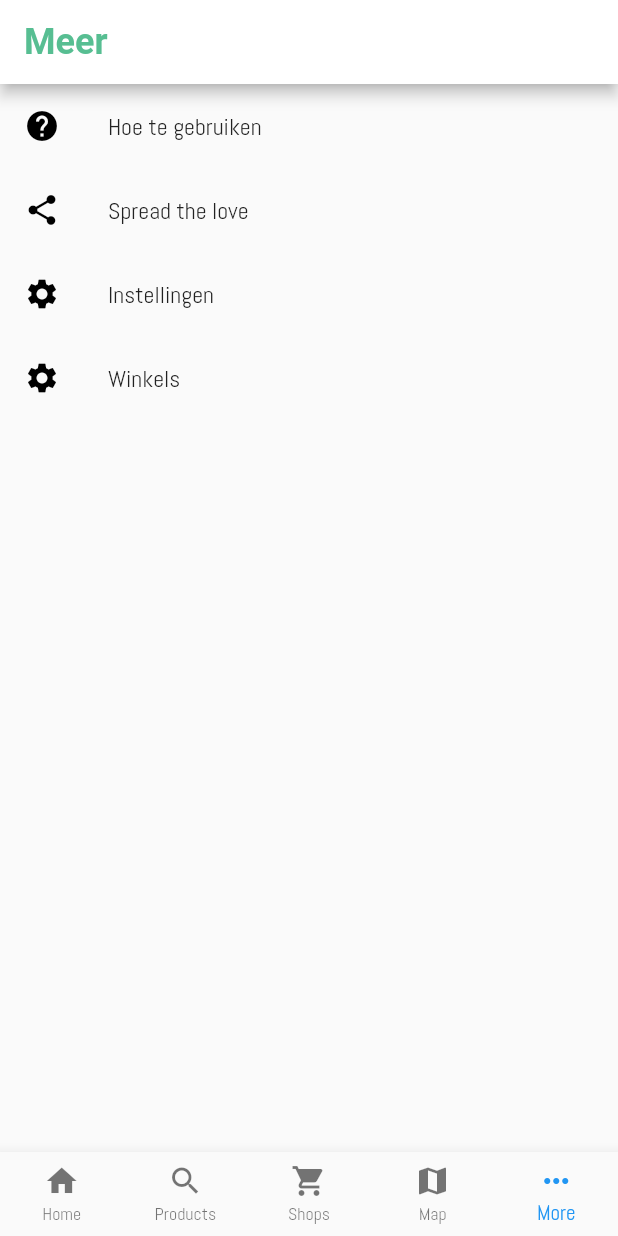
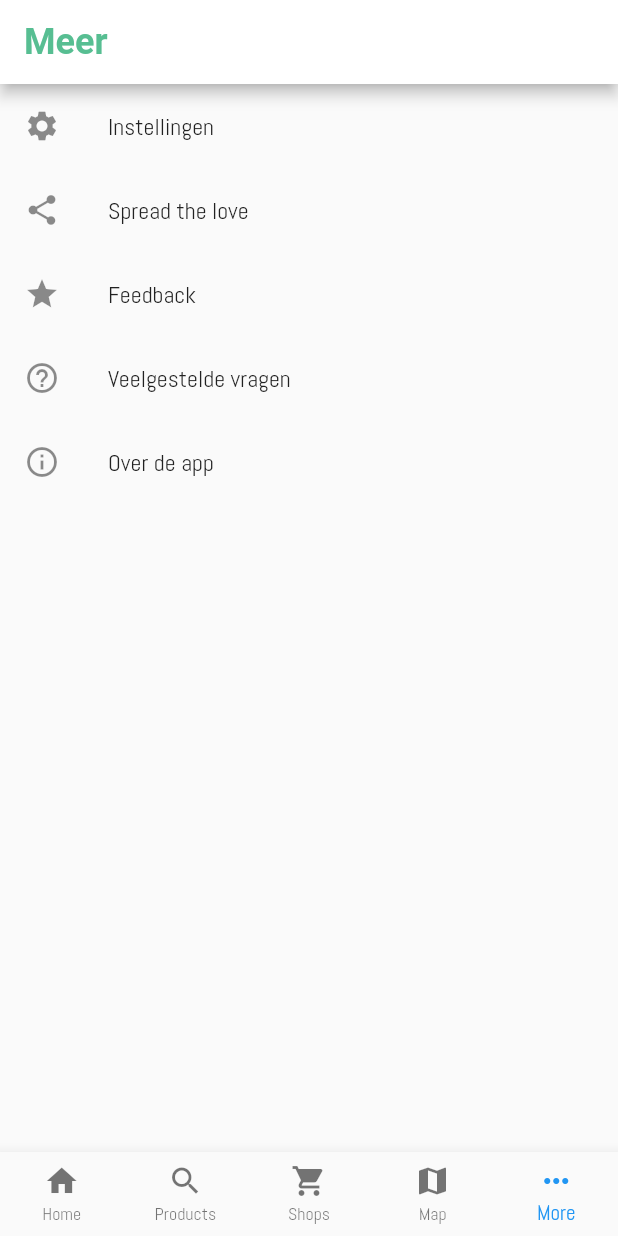
Before and after one commit to abel-vs/shapp, a Flutter app: the screen it shows after launch, item 5 of the bottom bar chosen, after a tap on "Spread the love", on a phone screen of 412 x 824 dp. Run offline on Flutter 3.47's test engine with Material 2 defaults, Android fonts, the phone set to English and light mode, and no system bars; our stand-ins replace google_maps_flutter, location, share.

Commit message:
a lot of random refactoring

```diff
--- a/lib/screens/map_page.dart
+++ b/lib/screens/map_page.dart
@@ -1,5 +1,6 @@
 import 'dart:async';
 
+import 'package:Shapp/services/app_localizations.dart';
 import 'package:flutter/foundation.dart';
 import 'package:flutter/gestures.dart';
 import 'package:flutter/material.dart';
@@ -24,6 +25,7 @@ class MapPageState extends State<MapPage> {
   @override
   Widget build(BuildContext context) {
     return Scaffold(
+      appBar: AppBar(title: Text(AppLocalizations.of(context).translate("map")),),
       body: GoogleMap(
         zoomControlsEnabled: false,
         initialCameraPosition: Delft,
--- a/lib/screens/more_page.dart
+++ b/lib/screens/more_page.dart
@@ -1,5 +1,6 @@
 import 'package:Shapp/screens/intro_page.dart';
 import 'package:Shapp/screens/settings_page.dart';
+import 'package:Shapp/screens/shop_page.dart';
 import 'package:Shapp/screens/shops_page.dart';
 import 'package:flutter/material.dart';
 import 'package:share/share.dart';
@@ -14,31 +15,7 @@ class MorePage extends StatelessWidget {
       body: ListView(
         children: [
           ListTile(
-            leading: Icon(
-              Icons.help,
-              color: Colors.black,
-            ),
-            title: Text("Hoe te gebruiken"),
-            onTap: () => Navigator.of(context, rootNavigator: true).push(
-              MaterialPageRoute(
-                builder: (context) => IntroPage(),
-              ),
-            ),
-          ),
-          ListTile(
-            leading: Icon(
-              Icons.share,
-              color: Colors.black,
-            ),
-            title: Text("Spread the love"),
-            onTap: () => Share.share('Hey! Shoppen was nog nooit zo makkelijk als nu!',
-                subject: 'Shapp'),
-          ),
-          ListTile(
-            leading: Icon(
-              Icons.settings,
-              color: Colors.black,
-            ),
+            leading: Icon(Icons.settings),
             title: Text("Instellingen"),
             onTap: () => Navigator.of(context).push(
               MaterialPageRoute(
@@ -47,14 +24,39 @@ class MorePage extends StatelessWidget {
             ),
           ),
           ListTile(
-            leading: Icon(
-              Icons.settings,
-              color: Colors.black,
-            ),
-            title: Text("Winkels"),
+            leading: Icon(Icons.share),
+            title: Text("Spread the love"),
+            onTap: () => Share.share(
+                'Hey! Shoppen was nog nooit zo makkelijk als nu!',
+                subject: 'Shapp'),
+          ),
+          ListTile(
+            leading: Icon(Icons.star),
+            title: Text("Feedback"),
             onTap: () => Navigator.of(context).push(
               MaterialPageRoute(
-                builder: (context) => ShopsPage(),
+                builder: (context) => ShopPage(),
+              ),
+            ),
+          ),
+          ListTile(
+            leading: Icon(Icons.help_outline),
+            title: Text("Veelgestelde vragen"),
+            onTap: () => Navigator.of(context).push(
+              MaterialPageRoute(
+                builder: (context) => Scaffold(
+                  appBar: AppBar(title: Text("Hoe te gebruiken")),
+                  body: IntroPage(),
+                ),
+              ),
+            ),
+          ),
+          ListTile(
+            leading: Icon(Icons.info_outline),
+            title: Text("Over de app"),
+            onTap: () => Navigator.of(context).push(
+              MaterialPageRoute(
+                builder: (context) => ShopPage(),
               ),
             ),
           ),
--- a/lib/widgets/shop_card.dart
+++ b/lib/widgets/shop_card.dart
@@ -10,6 +10,7 @@ class ShopCard extends StatelessWidget {
     return InkWell(
       child: Card(
         child: Container(
+          height:150,
           width: 300,
           padding: EdgeInsets.all(8),
           child: Row(
@@ -19,21 +20,13 @@ class ShopCard extends StatelessWidget {
                 flex: 1,
                 child: Column(
                   crossAxisAlignment: CrossAxisAlignment.start,
-                  mainAxisAlignment: MainAxisAlignment.spaceBetween,
                   children: [
-                    Column(
-                      crossAxisAlignment: CrossAxisAlignment.start,
-                      children: [
                         Text(
                           "Albert Heijn XL",
                           style: Theme.of(context).textTheme.subtitle2,
                         ),
                         Text("Supermarkt"),
-                      ],
-                    ),
-                    Column(
-                      crossAxisAlignment: CrossAxisAlignment.start,
-                      children: [
+                        Spacer(),
                         Row(
                           children: [
                             Flexible(
@@ -55,9 +48,7 @@ class ShopCard extends StatelessWidget {
                         ),
                       ],
                     ),
-                  ],
                 ),
-              ),
               Flexible(
                 flex: 1,
                 child: Stack(
```
Also changed, not shown: lib/screens/shop_branch_page.dart (+32 -20 lines), lib/screens/shop_page.dart (added, +17 -0 lines).
